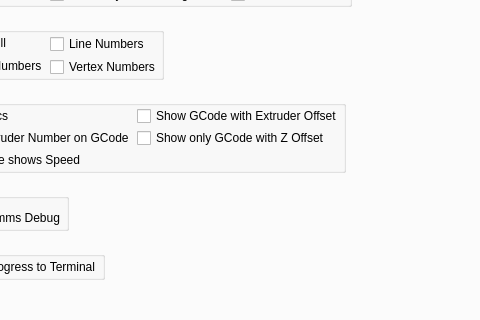
Before: the Qt Designer form RepsnapperQt/preferences_dlg.ui in timschmidt/repsnapper, drawn with Qt 5; both pictures show x 98 to 578 and y 169 to 489 of the 775 by 930 pixel window.
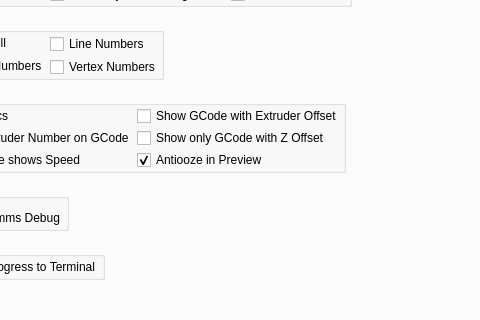
After: the same form once the commit is applied. The open tabs and pages were chosen to show the change. Icons and pictures are not drawn. Custom widgets are drawn as their Qt base class.

```diff
--- a/RepsnapperQt/preferences_dlg.ui
+++ b/RepsnapperQt/preferences_dlg.ui
@@ -2413,6 +2413,16 @@
             </property>
            </widget>
           </item>
+          <item row="2" column="3">
+           <widget class="QCheckBox" name="Display_PreviewAntiooze">
+            <property name="text">
+             <string>Antiooze in Preview</string>
+            </property>
+            <property name="checked">
+             <bool>true</bool>
+            </property>
+           </widget>
+          </item>
          </layout>
         </widget>
        </item>
```
Left out of the diff: 2 changed lines with no effect on the pictures.
